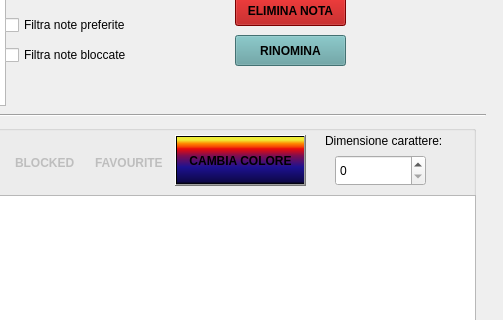
Above: ui_files/basewindow.ui from niccobarto/denote before the change; both pictures show x 405 to 908 and y 155 to 475 of the 908 by 778 pixel window. Below: the same form after it.
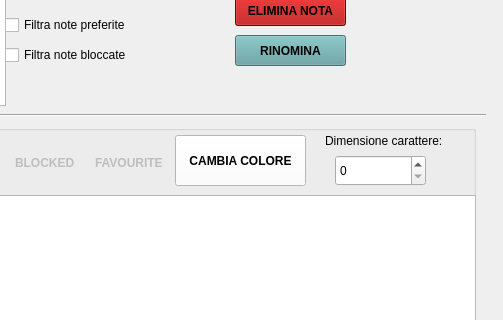
That is the form after the change. Icons and pictures are not drawn.

Patch:
```diff
--- a/ui_files/basewindow.ui
+++ b/ui_files/basewindow.ui
@@ -248,8 +248,8 @@
       <bool>false</bool>
      </property>
      <property name="styleSheet">
-      <string notr="true">background-color:qlineargradient(spread:pad, x1:0, y1:1, x2:0, y2:0, stop:0 rgba(0, 0, 0, 255), stop:0.05 rgba(14, 8, 73, 255), stop:0.36 rgba(28, 17, 145, 255), stop:0.6 rgba(126, 14, 81, 255), stop:0.75 rgba(234, 11, 11, 255), stop:0.79 rgba(244, 70, 5, 255), stop:0.86 rgba(255, 136, 0, 255), stop:0.935 rgba(239, 236, 55, 255));
-color:black;
+      <string notr="true">background-color:white;
+color:qlineargradient(spread:pad, x1:0, y1:1, x2:0, y2:0, stop:0 rgba(0, 0, 0, 255), stop:0.05 rgba(14, 8, 73, 255), stop:0.36 rgba(28, 17, 145, 255), stop:0.6 rgba(126, 14, 81, 255), stop:0.75 rgba(234, 11, 11, 255), stop:0.79 rgba(244, 70, 5, 255), stop:0.86 rgba(255, 136, 0, 255), stop:0.935 rgba(239, 236, 55, 255));;
 
 </string>
      </property>
```
